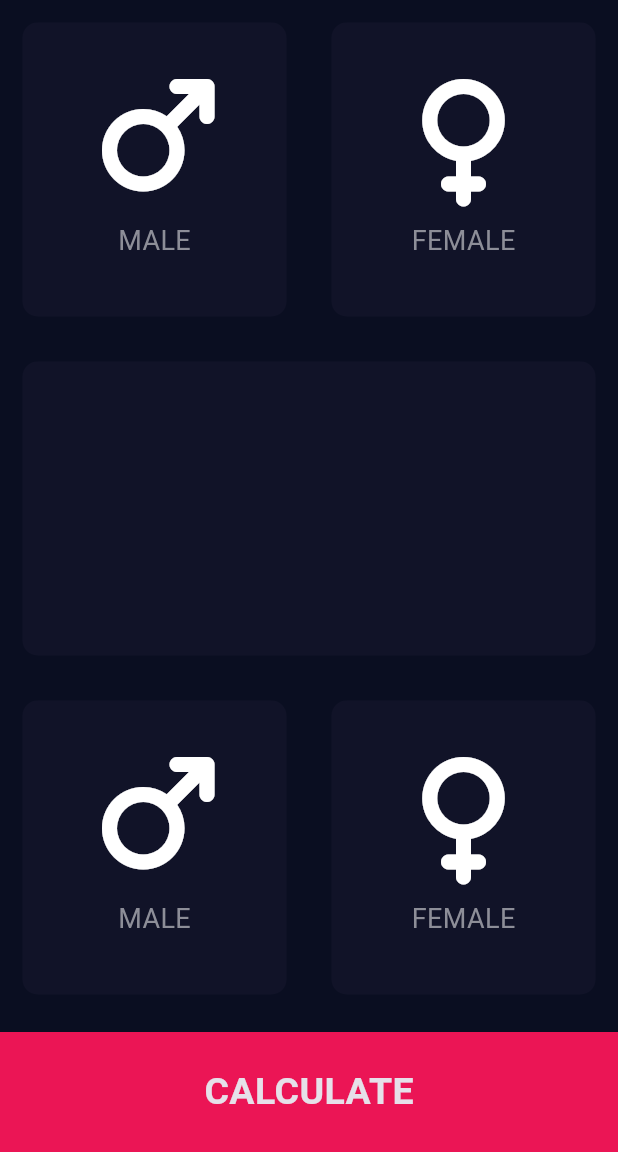
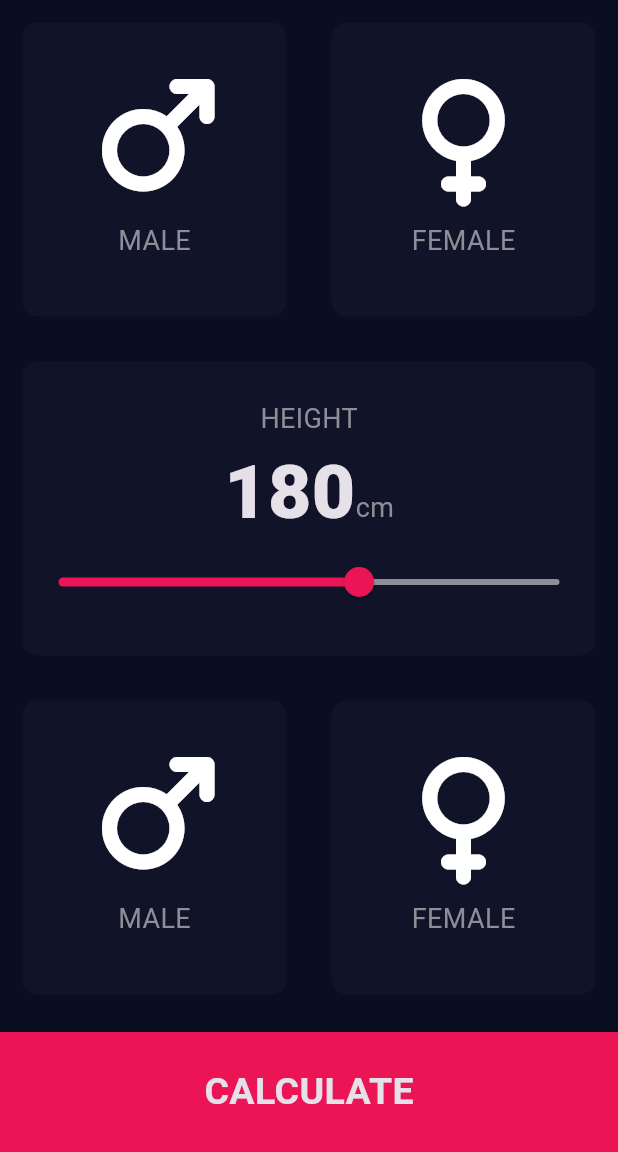
Before and after one commit to GalaxyIgor/Complete-Flutter-App-Development-Bootcamp-with-Dart, a Flutter app: the screen it shows after launch, on a phone screen of 412 x 824 dp, the part 84-1236 px from its top. Run offline on Flutter 3.47's test engine with Material 3 defaults, Android fonts, the phone set to English and light mode, and no system bars; our stand-ins replace audioplayers, font_awesome_flutter, google_fonts, rflutter_alert.

Commit message:
15m Reproduzir 130. The Flutter Slider Widget 25m Parar 131. feat: Customising Widgets with Themes

```diff
--- a/bmi_calculator/lib/button_icon.dart
+++ b/bmi_calculator/lib/button_icon.dart
@@ -1,3 +1,4 @@
+import 'package:bmi_calculator/constants.dart';
 import 'package:flutter/material.dart';
 class ButtonIcon extends StatelessWidget {
   final IconData icon;
@@ -21,10 +22,7 @@ class ButtonIcon extends StatelessWidget {
         SizedBox(height: 15.0),
         Text(
           text,
-          style: const TextStyle(
-            fontSize: 18.0,
-            color: Color(0xFF8D8E98),
-          ),
+          style: klabelTextStyle,
         ),
       ],
     );
--- /dev/null
+++ b/bmi_calculator/lib/constants.dart
@@ -0,0 +1,16 @@
+import 'package:flutter/material.dart';
+
+const klabelTextStyle = TextStyle(
+  fontSize: 18.0,
+  color: Color(0xFF8D8E98),
+);
+
+const kNumberTextStyle = TextStyle(
+  fontSize: 50.0,
+  fontWeight: FontWeight.w900,
+);
+
+const Color kcustomCardColor = Color(0xFF1D1E33);
+const Color kcustomButtonColor = Color(0xFFEB1555);
+const Color kcustomInactiveColor = Color(0xFF111328);
+const double kcustomButtonHeight = 80.0;
--- a/bmi_calculator/lib/input_page.dart
+++ b/bmi_calculator/lib/input_page.dart
@@ -1,4 +1,5 @@
 import 'package:bmi_calculator/button_icon.dart';
+import 'package:bmi_calculator/constants.dart';
 import 'package:flutter/material.dart';
 import 'package:font_awesome_flutter/font_awesome_flutter.dart';
 import 'reusable_card.dart';
@@ -10,10 +11,6 @@ class InputPage extends StatefulWidget {
   State<InputPage> createState() => _InputPageState();
 }
 
-const Color customCardColor = Color(0xFF1D1E33);
-const Color customButtonColor = Color(0xFFEB1555);
-const Color customInactiveColor = Color(0xFF111328);
-const double customButtonHeight = 80.0;
 
 enum Gender {
   male,
@@ -24,6 +21,8 @@ enum Gender {
 class _InputPageState extends State<InputPage> {
   Gender? selectedGender;
 
+  int height = 180;
+
 
   @override
   Widget build(BuildContext context) {
@@ -32,6 +31,7 @@ class _InputPageState extends State<InputPage> {
         title: Text('BMI CALCULATOR'),
       ),
       body: Column(
+        crossAxisAlignment: CrossAxisAlignment.stretch,
         children: [
           Expanded(
             child: Row(
@@ -43,7 +43,7 @@ class _InputPageState extends State<InputPage> {
                         selectedGender = Gender.male;
                       });
                     },
-                    colour: selectedGender == Gender.male ? customCardColor : customInactiveColor,
+                    colour: selectedGender == Gender.male ? kcustomCardColor : kcustomInactiveColor,
                     cardChild: ButtonIcon(icon: FontAwesomeIcons.mars, text: "MALE"),
                   ),
                 ),
@@ -55,7 +55,7 @@ class _InputPageState extends State<InputPage> {
                         selectedGender = Gender.female;
                       });
                     },
-                    colour: selectedGender == Gender.female ? customCardColor : customInactiveColor,
+                    colour: selectedGender == Gender.female ? kcustomCardColor : kcustomInactiveColor,
                     cardChild: ButtonIcon(icon: FontAwesomeIcons.venus, text: "FEMALE"),
                   ),
                 ),
@@ -65,15 +65,55 @@ class _InputPageState extends State<InputPage> {
           ),
           Expanded(
             child: ReusableCard(
-              colour: customInactiveColor
+              colour: kcustomInactiveColor,
+              cardChild: Column(
+                mainAxisAlignment: MainAxisAlignment.center,
+                children: [
+                  Text(
+                    'HEIGHT',
+                    style: klabelTextStyle
+                  ),
+                  Row(
+                    mainAxisAlignment: MainAxisAlignment.center,
+                    crossAxisAlignment: CrossAxisAlignment.baseline,
+                    textBaseline: TextBaseline.alphabetic,
+                    children: [
+                      Text(
+                        height.toString(),
+                        style: kNumberTextStyle,
+                      ),
+                      Text(
+                        'cm',
+                        style: klabelTextStyle,
+                      )
+                    ],
+                  ),
+                  Slider(
+                    value: height.toDouble(), // Converte o int 'height' para double
+                    min: 120.0,
+                    max: 220.0,
+                    activeColor: Color(0xFFEB1555),
+                    inactiveColor: Color(0xFF8D8E98),
+                    thumbColor: Color(0xFFEB1555),
+                    onChanged: (double newValue) {
+                      setState(() {
+                        // O segredo está aqui: arredondar o valor e atualizar o estado
+                        height = newValue.round();
+                      });
+                    },
+                  ),
+                ],
+              ),
             )
           ),
+
+
           Expanded(
             child: Row(
               children: [
                 Expanded(
                   child: ReusableCard(
-                    colour: customInactiveColor,
+                    colour: kcustomInactiveColor,
                     cardChild: ButtonIcon(icon: FontAwesomeIcons.mars, text: "MALE"),
                   ),
                 ),
@@ -81,7 +121,7 @@ class _InputPageState extends State<InputPage> {
 
                 Expanded(
                   child: ReusableCard(
-                    colour: customInactiveColor,
+                    colour: kcustomInactiveColor,
                     cardChild: ButtonIcon(icon: FontAwesomeIcons.venus, text: "FEMALE"),
                   ),
                 ),
@@ -92,9 +132,9 @@ class _InputPageState extends State<InputPage> {
           Container(
             alignment: Alignment.center,
             margin: EdgeInsets.only(top: 10.0),
-            color: customButtonColor,
+            color: kcustomButtonColor,
             width: double.infinity,
-            height: customButtonHeight,
+            height: kcustomButtonHeight,
             child: Text(
               'CALCULATE',
               style: TextStyle(
```
